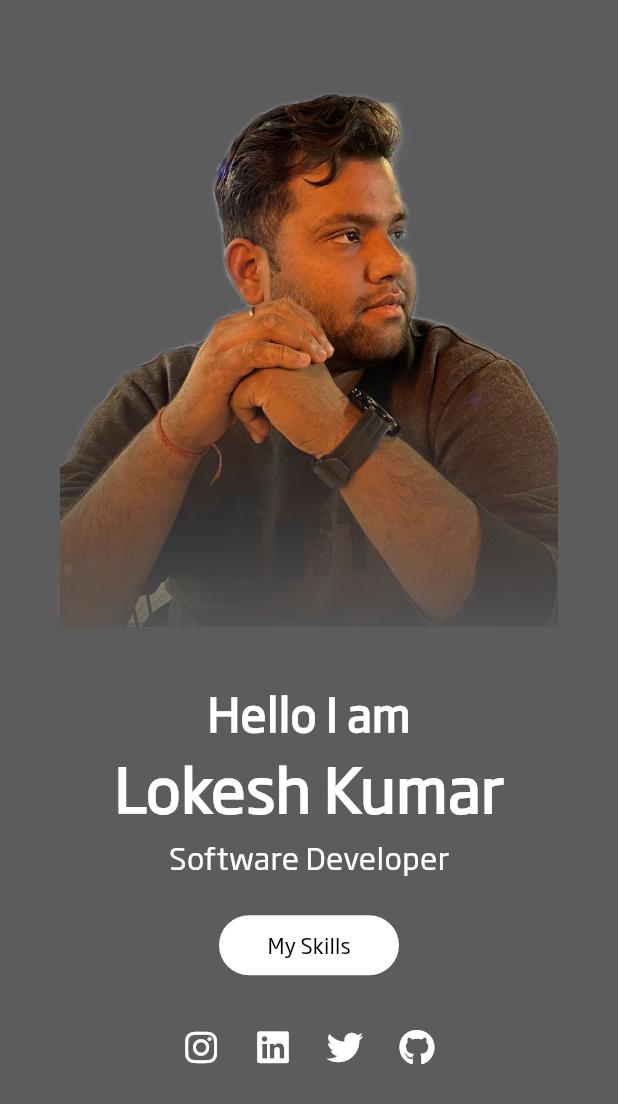
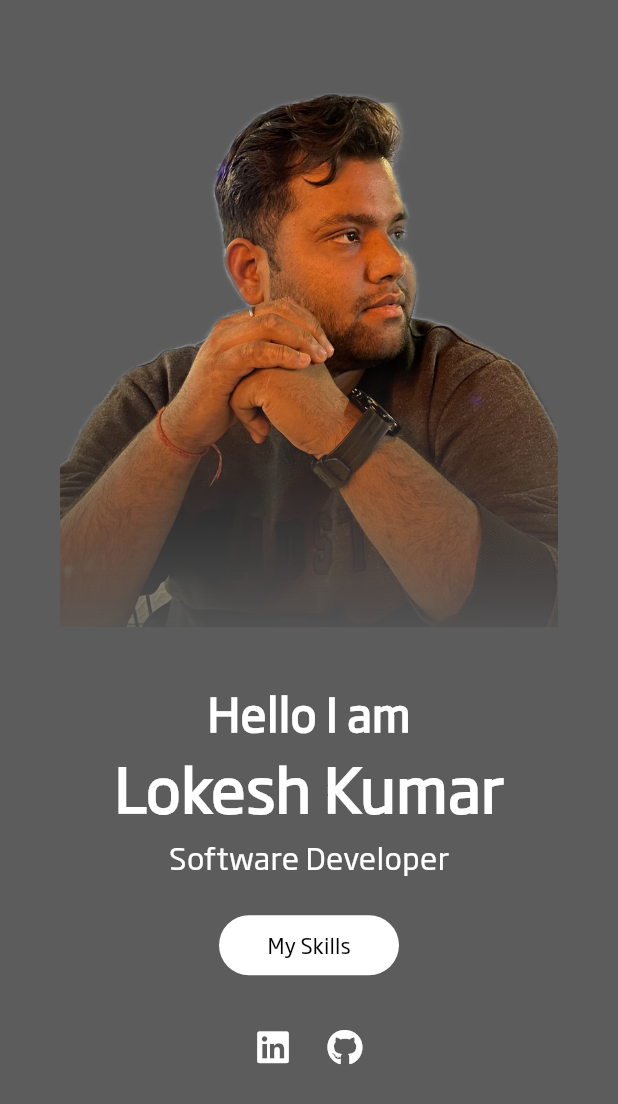
Before and after one commit to Lokesh002cse/portfolioapp, a Flutter app: the screen it shows after launch, on a phone screen of 412 x 824 dp. Shown: the top 1104 px of the screen. Run offline on Flutter 3.47's test engine with Material 3 defaults, Android fonts, the phone set to English and light mode, and no system bars; our stand-ins replace font_awesome_flutter, sliding_sheet.

Commit message:
for about page

```diff
--- a/portfolio_app/lib/about.dart
+++ b/portfolio_app/lib/about.dart
@@ -132,7 +132,7 @@ class _AboutState extends State<About> {
                   Row(
                     mainAxisAlignment: MainAxisAlignment.center,
                     children: [
-                      IconButton(onPressed: ((){}), icon: FaIcon(FontAwesomeIcons.instagram,color: Colors.white,)),
+
                       IconButton(
   onPressed: () {
     launchUrl(Uri.parse('https://www.linkedin.com/in/lokeshkmr2511/'));
@@ -140,7 +140,7 @@ class _AboutState extends State<About> {
   icon: FaIcon(FontAwesomeIcons.linkedin, color: Colors.white),
 ),
 
-                      IconButton(onPressed: ((){}), icon: FaIcon(FontAwesomeIcons.twitter,color: Colors.white,)),
+
                       IconButton(
   onPressed: () {
     launchUrl(Uri.parse('https://github.com/Lokesh002cse'));
```
